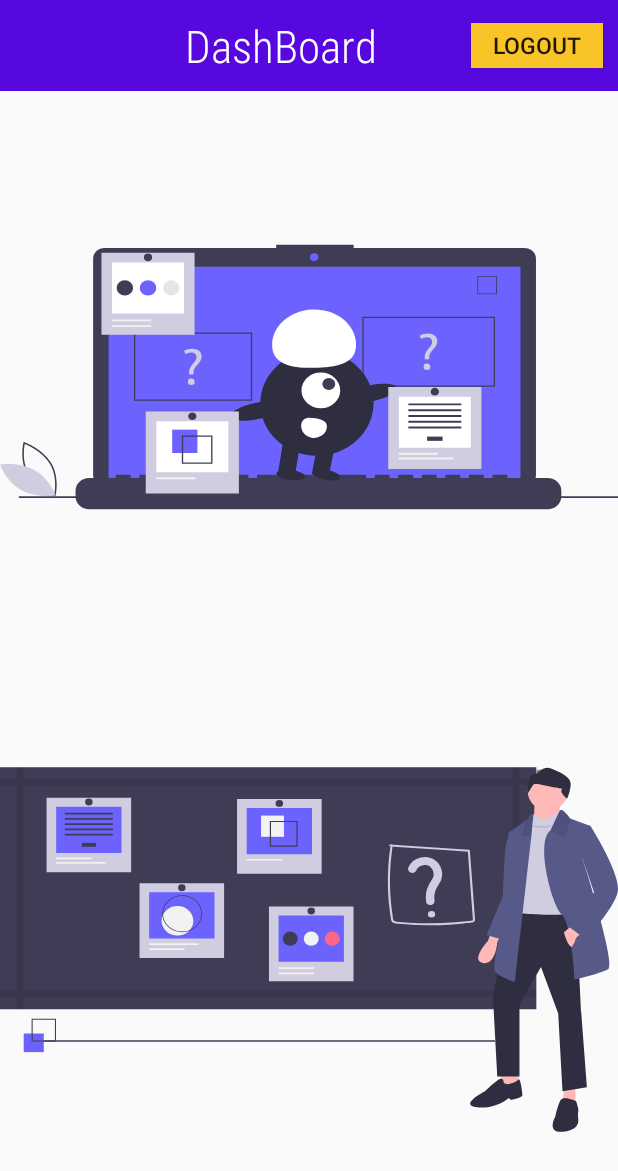
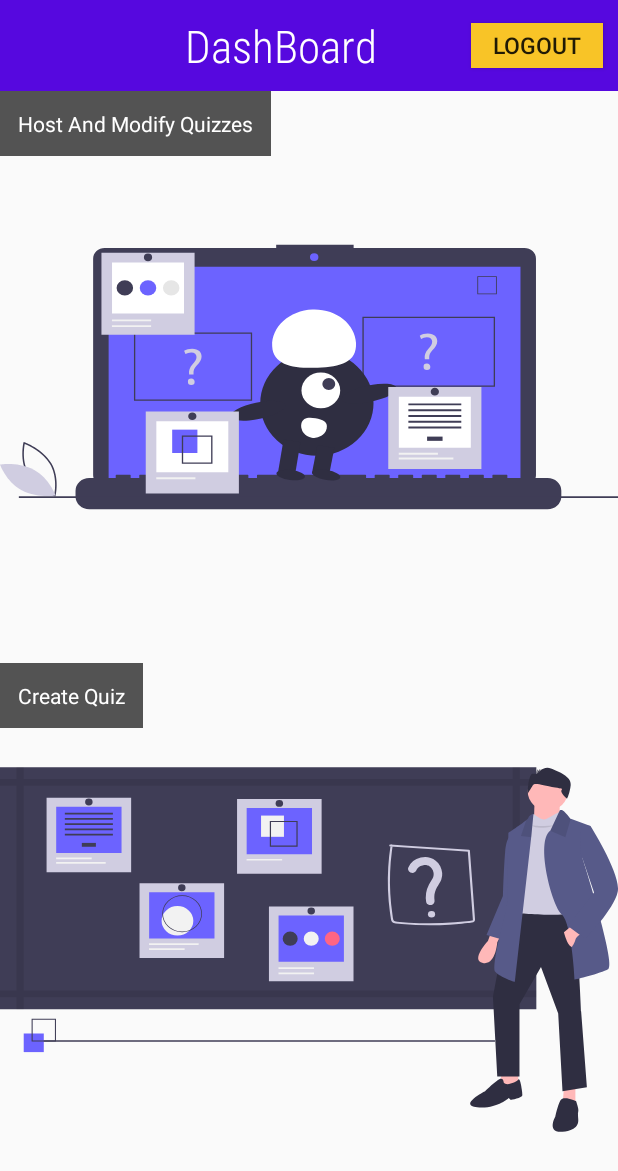
Before and after one commit to sandy13521/Quiz-Generator, an Android app: the layout activity_dashboard.xml on its own in the app's theme, with its tools: preview values and no code run, on a phone screen of 412 x 824 dp. Shown: the top 1171 px of the screen. Run offline under Robolectric (Android 15) with nearby library versions, the phone set to English and light mode, and no system bars.

Commit message:
Bug Fixes and Improvements.

```diff
--- a/app/src/main/java/com/example/quizgenerator/Crop.java
+++ b/app/src/main/java/com/example/quizgenerator/Crop.java
@@ -93,6 +93,8 @@ public class Crop extends AppCompatActivity {
             } else if (resultCode == CropImage.CROP_IMAGE_ACTIVITY_RESULT_ERROR_CODE) {
                 Toast.makeText(this, "Cropping failed: " + result.getError(), Toast.LENGTH_LONG).show();
             }
+        } else {
+            finish();
         }
     }
 
--- a/app/src/main/java/com/example/quizgenerator/Guidance.java
+++ b/app/src/main/java/com/example/quizgenerator/Guidance.java
@@ -52,6 +52,7 @@ public class Guidance extends AppCompatActivity {
                             requestCode);
         } else {
             startActivity(intent);
+            finish();
         }
     }
 
--- a/app/src/main/java/com/example/quizgenerator/HostActivity.java
+++ b/app/src/main/java/com/example/quizgenerator/HostActivity.java
@@ -321,4 +321,8 @@ public class HostActivity extends AppCompatActivity {
         String scoreString = "" + score + "/" + questions.size();
         scoreReference.setValue(scoreString);
     }
+
+    @Override
+    public void onBackPressed() {
+    }
 }
--- a/app/src/main/res/layout/activity_dashboard.xml
+++ b/app/src/main/res/layout/activity_dashboard.xml
@@ -9,16 +9,17 @@
     <LinearLayout
         android:layout_width="match_parent"
         android:layout_height="wrap_content"
-        android:orientation="horizontal"
-        android:background="#5608DF">
+        android:background="#5608DF"
+        android:orientation="horizontal">
+
         <TextView
             android:layout_width="0dp"
+            android:layout_height="wrap_content"
             android:layout_gravity="start"
-        android:layout_height="wrap_content"
+            android:layout_weight="1"
             android:fontFamily="sans-serif-condensed-light"
             android:padding="10dp"
             android:paddingStart="70dp"
-        android:layout_weight="1"
             android:text="@string/dashboard"
             android:textAlignment="center"
             android:textColor="#FFFFFF"
@@ -27,28 +28,58 @@
         <Button
             android:layout_width="wrap_content"
             android:layout_height="30dp"
+            android:layout_marginTop="15dp"
             android:layout_marginEnd="10dp"
-            android:layout_marginTop="15dp"
             android:background="#F8C427"
             android:onClick="logout"
             android:text="@string/logout"
             android:textSize="15sp" />
     </LinearLayout>
 
+    <RelativeLayout
+        android:layout_width="match_parent"
+        android:layout_height="0dp"
+        android:layout_weight="1">
+
         <ImageButton
             android:id="@+id/host_quiz"
             android:layout_width="match_parent"
-        android:layout_height="0dp"
-        android:layout_weight="1"
+            android:layout_height="match_parent"
             android:background="@drawable/attend_quiz_foreground"
             android:contentDescription="@string/host" />
+
+        <TextView
+            android:layout_width="wrap_content"
+            android:layout_height="wrap_content"
+            android:layout_marginBottom="20dip"
+            android:background="#AA000000"
+            android:padding="12dip"
+            android:text="Host And Modify Quizzes"
+            android:textColor="#ffffffff" />
+
+    </RelativeLayout>
+
+    <RelativeLayout
+        android:layout_width="match_parent"
+        android:layout_height="0dp"
+        android:layout_weight="1">
 
         <ImageButton
             android:id="@+id/create_quiz"
             android:layout_width="match_parent"
-        android:layout_height="0dp"
-        android:layout_weight="1"
-        android:scaleType="centerCrop"
+            android:layout_height="match_parent"
             android:background="@drawable/create_quiz_foreground"
-        android:contentDescription="@string/create" />
+            android:contentDescription="@string/create"
+            android:scaleType="centerCrop" />
+
+        <TextView
+            android:layout_width="wrap_content"
+            android:layout_height="wrap_content"
+            android:layout_marginBottom="20dip"
+
+            android:background="#AA000000"
+            android:padding="12dip"
+            android:text="Create Quiz"
+            android:textColor="#ffffffff" />
+    </RelativeLayout>
 </LinearLayout>
```
Also changed, not shown: app/src/main/java/com/example/quizgenerator/ListOfQuizs.java (+7 -8 lines), app/src/main/java/com/example/quizgenerator/Name_Quiz.java (+15 -8 lines), app/src/main/java/com/example/quizgenerator/listOfQuestions.java (+26 -2 lines), app/src/main/java/com/example/quizgenerator/selectCorrectOption.java (+15 -4 lines), app/src/main/res/layout/activity_list_of_questions.xml (+21 -1 lines), app/src/main/res/layout/activity_login.xml (+12 -10 lines), app/src/main/res/layout/activity_preview_of_question.xml (+8 -6 lines), app/src/main/res/layout/activity_select_correct_option.xml (+12 -8 lines), app/src/main/res/layout/activity_sign_up.xml (+5 -2 lines), app/src/main/res/values/strings.xml (+7 -1 lines). Lines whose indentation alone changed are shown as unchanged.
